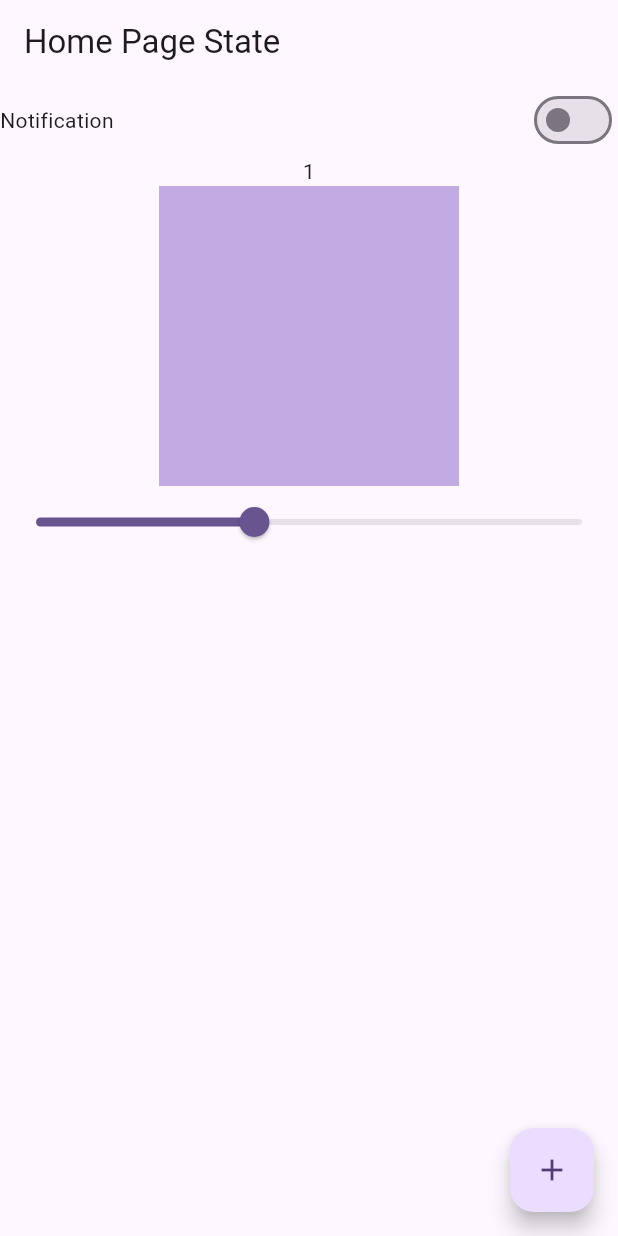
After one commit to JobbyPradhan/getx_learning, a Flutter app: the screen it shows after launch, on a phone screen of 412 x 824 dp. The commit adds this screen. Run offline on Flutter 3.47's test engine with Material 2 defaults, Android fonts, the phone set to English and light mode, and no system bars; our stand-ins replace get; missing offline and left inert: dart:js_interop.

Commit message:
state management

```diff
--- a/lib/main.dart
+++ b/lib/main.dart
@@ -5,6 +5,7 @@ import 'package:getx_learning/pages/cart_pages.dart';
 import 'package:getx_learning/pages/detail_page.dart';
 import 'package:getx_learning/pages/home_page.dart';
 import 'package:getx_learning/pages/language_pages.dart';
+import 'package:getx_learning/pages/stateManage/home_page_state.dart';
 import 'package:getx_learning/routes/my_routes.dart';
 
 
@@ -28,9 +29,9 @@ class MyApp extends StatelessWidget {
         colorScheme: ColorScheme.fromSeed(seedColor: Colors.deepPurple),
         useMaterial3: true,
       ),
-      home: const HomePage(),
+      home: HomePagesState(),
       getPages: [
-        GetPage(name: MyRoutes.homeRoutes, page: ()=> const HomePage()),
+        GetPage(name: MyRoutes.homeRoutes, page: ()=> HomePagesState()),
         GetPage(name: MyRoutes.detailRoutes, page: ()=> DetailPages()),
         GetPage(name: MyRoutes.cartRoutes, page: ()=> const CartPages()),
         GetPage(name: MyRoutes.langRoutes, page: ()=> const LanguagePage())
--- /dev/null
+++ b/lib/pages/stateManage/home_page_state.dart
@@ -0,0 +1,60 @@
+import 'package:flutter/material.dart';
+import 'package:get/get.dart';
+import 'package:getx_learning/state/counter.dart';
+
+class HomePagesState extends StatelessWidget {
+  final CounterController controller = Get.put(CounterController());
+  final OpacityController opacityController = Get.put(OpacityController());
+  final SwitchController switchController = Get.put(SwitchController());
+
+  HomePagesState({Key? key}) : super(key: key);
+
+  @override
+  Widget build(BuildContext context) {
+    return Scaffold(
+      appBar: AppBar(
+        title: const Text('Home Page State'),
+      ),
+      body: Column(children: [
+        Row(
+          mainAxisAlignment: MainAxisAlignment.spaceBetween,
+          crossAxisAlignment: CrossAxisAlignment.center,
+          children: [
+            const Text("Notification"),
+            Obx(() {
+              return Switch(
+                  value: (switchController.isOpen.value),
+                  onChanged: (value) {
+                    switchController.setOnOff(value);
+                  });
+            }),
+          ],
+        ),
+        Obx(() {
+          return Text("${controller.counter}");
+        }),
+        Obx(() {
+          return Container(
+            height: 200,
+            width: 200,
+            color:
+                Colors.deepPurple.withOpacity(opacityController.opacity.value),
+          );
+        }),
+        Obx(() {
+          return Slider(
+              value: opacityController.opacity.value,
+              onChanged: (value) {
+                opacityController.setOpacity(value);
+              });
+        })
+      ]),
+      floatingActionButton: FloatingActionButton(
+        onPressed: () {
+          controller.increment();
+        },
+        child: const Icon(Icons.add),
+      ),
+    );
+  }
+}
--- /dev/null
+++ b/lib/state/counter.dart
@@ -0,0 +1,26 @@
+import 'package:get/get.dart';
+
+class CounterController extends GetxController{
+  RxInt counter = 1.obs;
+
+  void increment(){
+    counter.value +=1;
+  }
+
+}
+
+class OpacityController extends GetxController{
+  RxDouble opacity = .4.obs;
+
+  setOpacity(double value){
+    opacity.value = value;
+  }
+}
+
+class SwitchController extends GetxController{
+  RxBool isOpen = false.obs;
+
+  setOnOff(bool value){
+    isOpen.value = value;
+  }
+}
```
Also changed, not shown: 1 other file.
